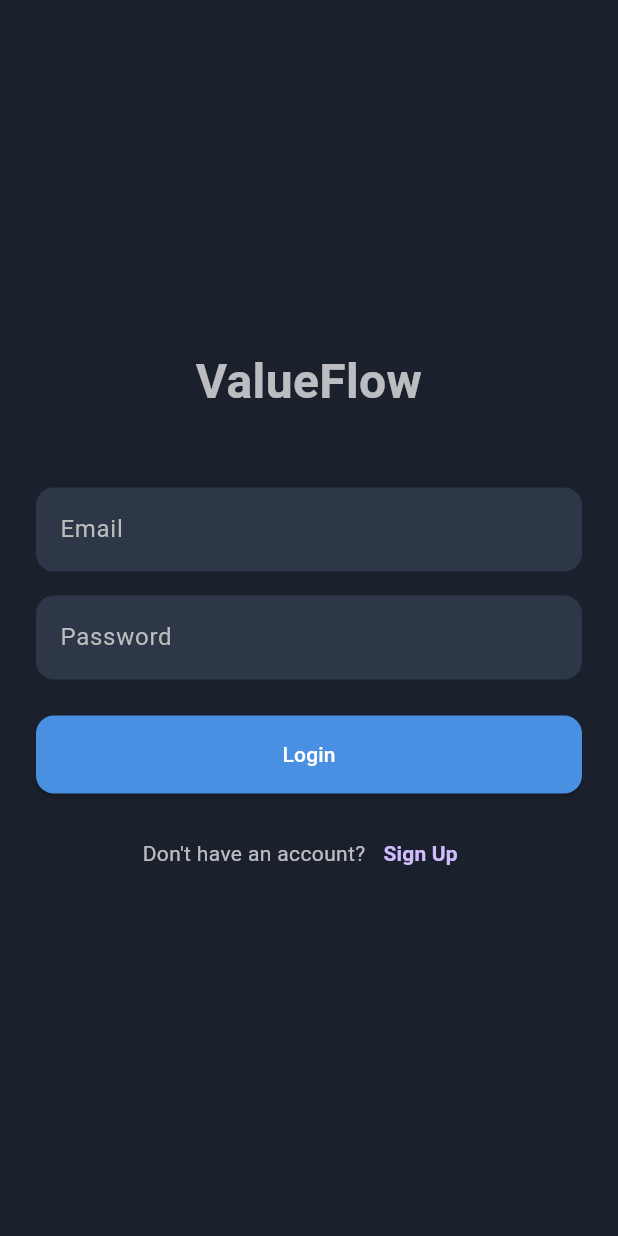
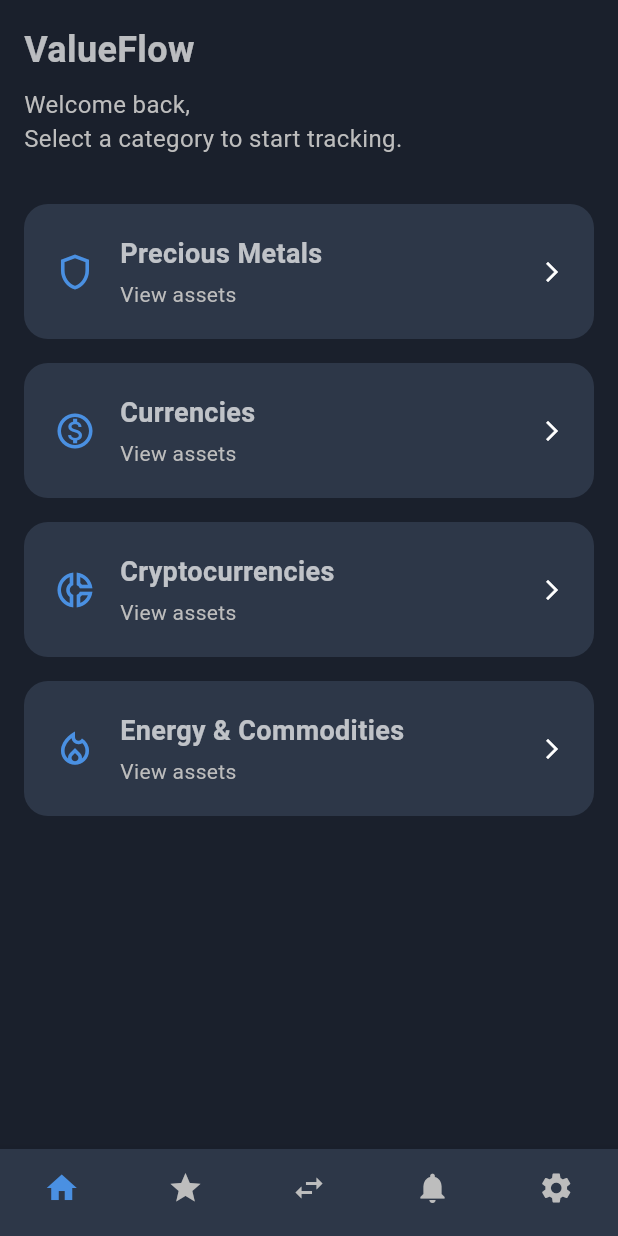
Before and after one commit to MuhammetEmirAydogan/Value_Flow_App, a Flutter app: the screen it shows after launch, after a tap on "Login", on a phone screen of 412 x 824 dp. Run offline on Flutter 3.47's test engine with Material 3 defaults, Android fonts, the phone set to English and light mode, and no system bars.

Commit message:
feat(core): Add main dashboard with BottomNavigationBar and HomeScreen UI

```diff
--- a/lib/features/auth/screens/login_screen.dart
+++ b/lib/features/auth/screens/login_screen.dart
@@ -1,7 +1,7 @@
 // lib/features/auth/screens/login_screen.dart
 import 'package:flutter/material.dart';
-// Yeni eklediğimiz ekranı buraya import ediyoruz:
 import 'package:value_flow/features/auth/screens/register_screen.dart';
+import 'package:value_flow/features/dashboard/screens/dashboard_screen.dart';
 
 class LoginScreen extends StatelessWidget {
   const LoginScreen({super.key});
@@ -16,36 +16,60 @@ class LoginScreen extends StatelessWidget {
             mainAxisAlignment: MainAxisAlignment.center,
             crossAxisAlignment: CrossAxisAlignment.stretch,
             children: [
+              // Logo veya Uygulama Adı
               const Text(
                 'ValueFlow',
                 textAlign: TextAlign.center,
-                style: TextStyle(fontSize: 32, fontWeight: FontWeight.bold),
+                style: TextStyle(
+                  fontSize: 32,
+                  fontWeight: FontWeight.bold,
+                  color: Colors.white,
+                ),
               ),
               const SizedBox(height: 48.0),
+
+              // E-posta Giriş Alanı
               const TextField(
-                decoration: InputDecoration(hintText: 'Email'),
+                decoration: InputDecoration(
+                  hintText: 'Email',
+                ),
                 keyboardType: TextInputType.emailAddress,
               ),
               const SizedBox(height: 16.0),
+
+              // Şifre Giriş Alanı
               const TextField(
-                decoration: InputDecoration(hintText: 'Password'),
+                decoration: InputDecoration(
+                  hintText: 'Password',
+                ),
                 obscureText: true,
               ),
               const SizedBox(height: 24.0),
+
+              // Giriş Butonu
               ElevatedButton(
                 onPressed: () {
-                  // TODO: Giriş yapma mantığı eklenecek
+                  // Giriş başarılı olduğunda bu kod çalışacak.
+                  // pushReplacement ile giriş ekranını yığından kaldırıp
+                  // yerine ana ekranı koyuyoruz. Böylece kullanıcı geri tuşuyla
+                  // giriş ekranına dönemiyor.
+                  Navigator.of(context).pushReplacement(
+                    MaterialPageRoute(
+                      builder: (context) => const DashboardScreen(),
+                    ),
+                  );
                 },
                 child: const Text('Login'),
               ),
               const SizedBox(height: 16.0),
+
+              // Kayıt Ol'a Yönlendirme
               Row(
                 mainAxisAlignment: MainAxisAlignment.center,
                 children: [
                   const Text("Don't have an account?"),
                   TextButton(
                     onPressed: () {
-                      // GÜNCELLENEN KISIM BURASI
                       // Navigator.push ile yeni bir ekran açıyoruz
                       Navigator.push(
                         context,
--- /dev/null
+++ b/lib/features/dashboard/screens/dashboard_screen.dart
@@ -0,0 +1,58 @@
+// lib/features/dashboard/screens/dashboard_screen.dart
+import 'package:flutter/material.dart';
+import 'package:value_flow/features/home/screens/home_screen.dart'; // Birazdan oluşturacağız
+
+class DashboardScreen extends StatefulWidget {
+  const DashboardScreen({super.key});
+
+  @override
+  State<DashboardScreen> createState() => _DashboardScreenState();
+}
+
+class _DashboardScreenState extends State<DashboardScreen> {
+  // Hangi sekmenin seçili olduğunu takip eden değişken
+  int _selectedIndex = 0;
+
+  // Alt menüdeki sekmelere karşılık gelen ekranların listesi
+  static final List<Widget> _widgetOptions = <Widget>[
+    const HomeScreen(), // Ana Sayfa
+    const Text('Favorites Screen', style: TextStyle(color: Colors.white)), // Favoriler (Şimdilik boş)
+    const Text('Converter Screen', style: TextStyle(color: Colors.white)), // Dönüştürücü (Şimdilik boş)
+    const Text('Alerts Screen', style: TextStyle(color: Colors.white)),    // Alarmlar (Şimdilik boş)
+    const Text('Settings Screen', style: TextStyle(color: Colors.white)),  // Ayarlar (Şimdilik boş)
+  ];
+
+  // Bir sekmeye tıklandığında bu fonksiyon çalışır
+  void _onItemTapped(int index) {
+    setState(() {
+      _selectedIndex = index;
+    });
+  }
+
+  @override
+  Widget build(BuildContext context) {
+    return Scaffold(
+      body: Center(
+        child: _widgetOptions.elementAt(_selectedIndex),
+      ),
+      bottomNavigationBar: BottomNavigationBar(
+        items: const <BottomNavigationBarItem>[
+          BottomNavigationBarItem(icon: Icon(Icons.home), label: 'Home'),
+          BottomNavigationBarItem(icon: Icon(Icons.star), label: 'Favorites'),
+          BottomNavigationBarItem(icon: Icon(Icons.swap_horiz), label: 'Converter'),
+          BottomNavigationBarItem(icon: Icon(Icons.notifications), label: 'Alerts'),
+          BottomNavigationBarItem(icon: Icon(Icons.settings), label: 'Settings'),
+        ],
+        currentIndex: _selectedIndex,
+        onTap: _onItemTapped,
+        // Tema Ayarları
+        type: BottomNavigationBarType.fixed, // 4'ten fazla item için bu gerekli
+        backgroundColor: const Color(0xFF2D3748), // Menü arkaplanı
+        selectedItemColor: Theme.of(context).primaryColor, // Seçili ikon rengi
+        unselectedItemColor: Colors.grey[400], // Seçili olmayan ikon rengi
+        showUnselectedLabels: false, // Seçili olmayan etiketleri gizle
+        showSelectedLabels: false,
+      ),
+    );
+  }
+}
--- /dev/null
+++ b/lib/features/home/screens/home_screen.dart
@@ -0,0 +1,49 @@
+// lib/features/home/screens/home_screen.dart
+import 'package:flutter/material.dart';
+import 'package:value_flow/features/home/widgets/category_card.dart';
+
+class HomeScreen extends StatelessWidget {
+  const HomeScreen({super.key});
+
+  @override
+  Widget build(BuildContext context) {
+    return Scaffold(
+      body: SafeArea(
+        child: Padding(
+          padding: const EdgeInsets.all(16.0),
+          child: Column(
+            crossAxisAlignment: CrossAxisAlignment.start,
+            children: [
+              // Başlık Alanı
+              const Text('ValueFlow', style: TextStyle(fontSize: 24, fontWeight: FontWeight.bold)),
+              const SizedBox(height: 8),
+              Text('Welcome back, \nSelect a category to start tracking.', style: TextStyle(fontSize: 16, color: Colors.grey[400])),
+              const SizedBox(height: 32),
+
+              // Kategori Kartları
+              const CategoryCard(
+                icon: Icons.shield_outlined, // Gerçek ikonlar sonra eklenecek
+                title: 'Precious Metals',
+              ),
+              const SizedBox(height: 16),
+              const CategoryCard(
+                icon: Icons.monetization_on_outlined,
+                title: 'Currencies',
+              ),
+              const SizedBox(height: 16),
+              const CategoryCard(
+                icon: Icons.donut_small_outlined,
+                title: 'Cryptocurrencies',
+              ),
+              const SizedBox(height: 16),
+              const CategoryCard(
+                icon: Icons.local_fire_department_outlined,
+                title: 'Energy & Commodities',
+              ),
+            ],
+          ),
+        ),
+      ),
+    );
+  }
+}
--- /dev/null
+++ b/lib/features/home/widgets/category_card.dart
@@ -0,0 +1,42 @@
+// lib/features/home/widgets/category_card.dart
+import 'package:flutter/material.dart';
+
+class CategoryCard extends StatelessWidget {
+  final IconData icon;
+  final String title;
+  final String subtitle;
+
+  const CategoryCard({
+    super.key,
+    required this.icon,
+    required this.title,
+    this.subtitle = 'View assets',
+  });
+
+  @override
+  Widget build(BuildContext context) {
+    return Container(
+      padding: const EdgeInsets.all(20.0),
+      decoration: BoxDecoration(
+        color: const Color(0xFF2D3748),
+        borderRadius: BorderRadius.circular(16.0),
+      ),
+      child: Row(
+        children: [
+          Icon(icon, size: 28, color: Theme.of(context).primaryColor),
+          const SizedBox(width: 16),
+          Column(
+            crossAxisAlignment: CrossAxisAlignment.start,
+            children: [
+              Text(title, style: const TextStyle(fontSize: 18, fontWeight: FontWeight.bold)),
+              const SizedBox(height: 4),
+              Text(subtitle, style: TextStyle(color: Colors.grey[400])),
+            ],
+          ),
+          const Spacer(), // Aradaki boşluğu doldurur
+          const Icon(Icons.arrow_forward_ios, color: Colors.white, size: 16),
+        ],
+      ),
+    );
+  }
+}
```
